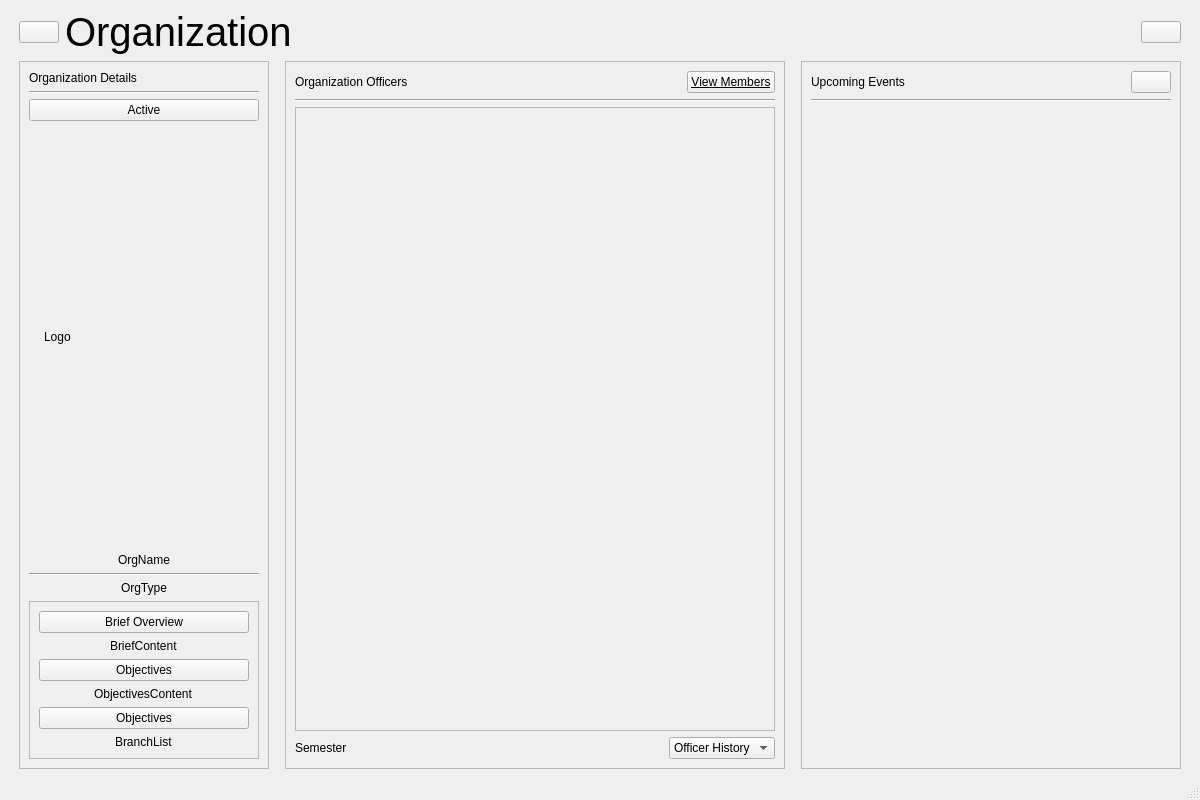
Above: frontend/ui/org_main.ui from yurizz-crypto/v-hub-cisc before the change. Below: the same form after it.
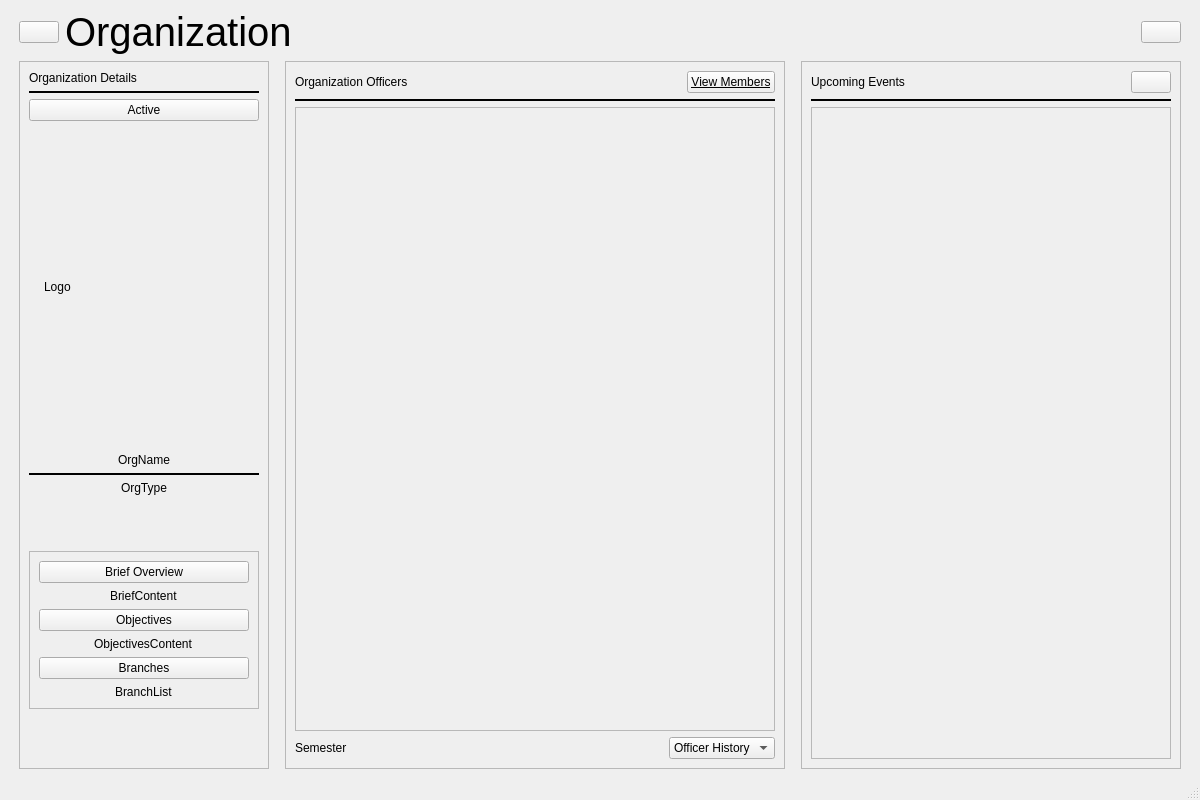
That is the form after the change. The open tabs and pages were chosen to show the change. Icons and pictures are not drawn.

Commit message: Dynamic Events

Diff of the .ui file:
```diff
--- a/frontend/ui/org_main.ui
+++ b/frontend/ui/org_main.ui
@@ -530,6 +530,12 @@
               <height>16777215</height>
              </size>
             </property>
+            <property name="styleSheet">
+             <string notr="true">QFrame {
+	background-color: white;
+	border-radius: 10px;
+};</string>
+            </property>
             <property name="frameShape">
              <enum>QFrame::StyledPanel</enum>
             </property>
@@ -553,7 +559,7 @@
                 </size>
                </property>
                <property name="styleSheet">
-                <string>Line {
+                <string notr="true">QFrame {
     background-color: black;
 }</string>
                </property>
@@ -633,7 +639,7 @@
                 </size>
                </property>
                <property name="styleSheet">
-                <string>Line {
+                <string notr="true">QFrame {
     background-color: black;
 }</string>
                </property>
@@ -652,6 +658,19 @@
                </property>
               </widget>
              </item>
+             <item>
+              <spacer name="verticalSpacer">
+               <property name="orientation">
+                <enum>Qt::Vertical</enum>
+               </property>
+               <property name="sizeHint" stdset="0">
+                <size>
+                 <width>20</width>
+                 <height>40</height>
+                </size>
+               </property>
+              </spacer>
+             </item>
              <item>
               <widget class="QFrame" name="derscription_container">
                <property name="frameShape">
@@ -692,7 +711,7 @@
                 <item>
                  <widget class="QPushButton" name="branch_btn">
                   <property name="text">
-                   <string>Objectives</string>
+                   <string>Branches</string>
                   </property>
                  </widget>
                 </item>
@@ -706,6 +725,19 @@
                </layout>
               </widget>
              </item>
+             <item>
+              <spacer name="verticalSpacer_2">
+               <property name="orientation">
+                <enum>Qt::Vertical</enum>
+               </property>
+               <property name="sizeHint" stdset="0">
+                <size>
+                 <width>20</width>
+                 <height>40</height>
+                </size>
+               </property>
+              </spacer>
+             </item>
             </layout>
            </widget>
           </item>
@@ -733,6 +765,12 @@
               <height>0</height>
              </size>
             </property>
+            <property name="styleSheet">
+             <string notr="true">QFrame {
+	background-color: white;
+	border-radius: 10px;
+};</string>
+            </property>
             <property name="frameShape">
              <enum>QFrame::StyledPanel</enum>
             </property>
@@ -797,7 +835,7 @@
                 </size>
                </property>
                <property name="styleSheet">
-                <string>Line {
+                <string notr="true">QFrame {
     background-color: black;
 }</string>
                </property>
@@ -917,13 +955,19 @@
               <height>16777215</height>
              </size>
             </property>
+            <property name="styleSheet">
+             <string notr="true">QFrame {
+	background-color: white;
+	border-radius: 10px;
+};</string>
+            </property>
             <property name="frameShape">
              <enum>QFrame::StyledPanel</enum>
             </property>
             <property name="frameShadow">
              <enum>QFrame::Raised</enum>
             </property>
-            <layout class="QVBoxLayout" name="verticalLayout_14">
+            <layout class="QVBoxLayout" name="verticalLayout_13">
              <item>
               <layout class="QHBoxLayout" name="horizontalLayout_5">
                <property name="leftMargin">
@@ -991,7 +1035,7 @@
                 </size>
                </property>
                <property name="styleSheet">
-                <string>Line {
+                <string notr="true">QFrame {
     background-color: black;
 }</string>
                </property>
@@ -1004,21 +1048,22 @@
               </widget>
              </item>
              <item>
-              <layout class="QVBoxLayout" name="verticalLayout_13">
-               <item>
-                <spacer name="spacerItem12">
-                 <property name="orientation">
-                  <enum>Qt::Vertical</enum>
-                 </property>
-                 <property name="sizeHint" stdset="0">
-                  <size>
-                   <width>20</width>
-                   <height>578</height>
-                  </size>
-                 </property>
-                </spacer>
-               </item>
-              </layout>
+              <widget class="QScrollArea" name="scroll_area_events">
+               <property name="widgetResizable">
+                <bool>true</bool>
+               </property>
+               <widget class="QWidget" name="events_container_2">
+                <property name="geometry">
+                 <rect>
+                  <x>0</x>
+                  <y>0</y>
+                  <width>336</width>
+                  <height>602</height>
+                 </rect>
+                </property>
+                <layout class="QVBoxLayout" name="verticalLayout_14"/>
+               </widget>
+              </widget>
              </item>
             </layout>
            </widget>
```
Left out of the diff: 12 changed lines with no effect on the pictures. The commit also changes 3 other files.
